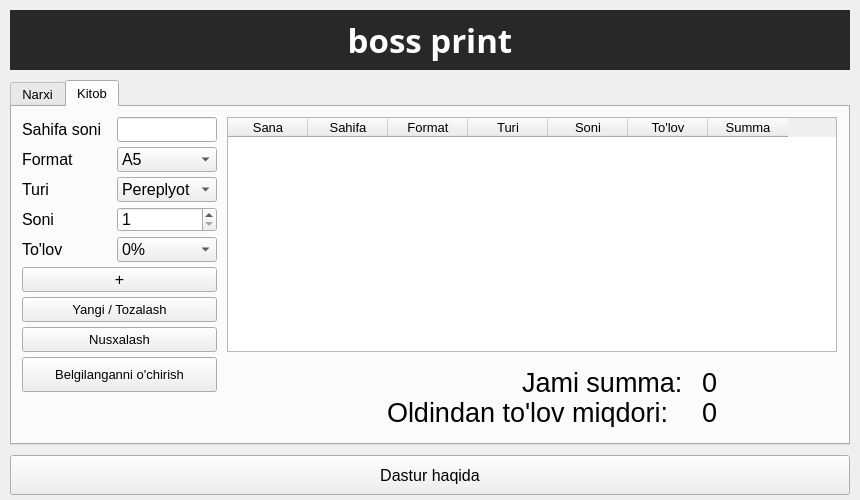
Old version of the form MainWindow3.ui in the repository Akmal1st/BossPrint.
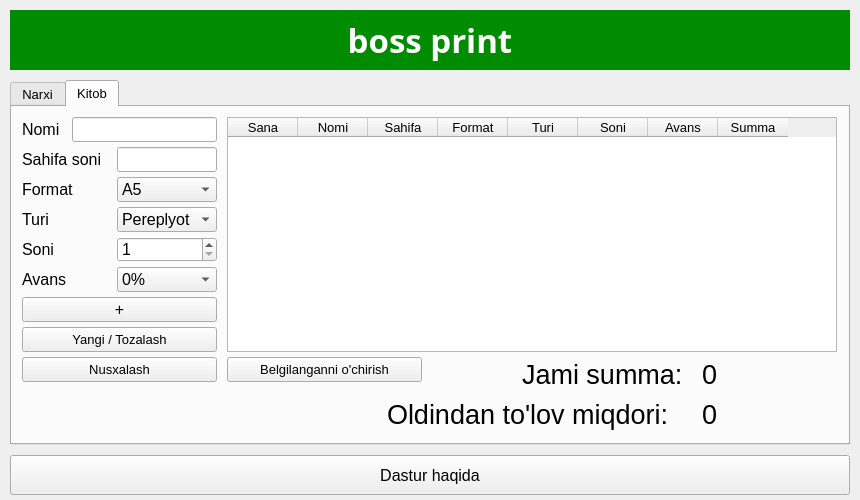
New version of the form.

Diff of the .ui file:
```diff
--- a/MainWindow3.ui
+++ b/MainWindow3.ui
@@ -79,7 +79,7 @@
    </property>
    <property name="styleSheet">
     <string notr="true">color: rgb(255, 255, 255);
-background-color: rgb(40, 40, 40);
+background-color: rgb(0, 140, 0);
 </string>
    </property>
    <property name="text">
@@ -518,7 +518,7 @@
      <property name="geometry">
       <rect>
        <x>10</x>
-       <y>40</y>
+       <y>70</y>
        <width>85</width>
        <height>25</height>
       </rect>
@@ -539,7 +539,7 @@
      <property name="geometry">
       <rect>
        <x>105</x>
-       <y>40</y>
+       <y>70</y>
        <width>100</width>
        <height>25</height>
       </rect>
@@ -573,7 +573,7 @@
      <property name="geometry">
       <rect>
        <x>10</x>
-       <y>70</y>
+       <y>100</y>
        <width>85</width>
        <height>25</height>
       </rect>
@@ -594,7 +594,7 @@
      <property name="geometry">
       <rect>
        <x>105</x>
-       <y>70</y>
+       <y>100</y>
        <width>100</width>
        <height>25</height>
       </rect>
@@ -622,7 +622,7 @@
      <property name="geometry">
       <rect>
        <x>10</x>
-       <y>100</y>
+       <y>130</y>
        <width>85</width>
        <height>25</height>
       </rect>
@@ -643,7 +643,7 @@
      <property name="geometry">
       <rect>
        <x>105</x>
-       <y>100</y>
+       <y>130</y>
        <width>100</width>
        <height>25</height>
       </rect>
@@ -670,7 +670,7 @@
      <property name="geometry">
       <rect>
        <x>10</x>
-       <y>160</y>
+       <y>190</y>
        <width>195</width>
        <height>25</height>
       </rect>
@@ -691,7 +691,7 @@
      <property name="geometry">
       <rect>
        <x>10</x>
-       <y>190</y>
+       <y>220</y>
        <width>195</width>
        <height>25</height>
       </rect>
@@ -715,7 +715,7 @@
      <property name="geometry">
       <rect>
        <x>105</x>
-       <y>130</y>
+       <y>160</y>
        <width>100</width>
        <height>25</height>
       </rect>
@@ -758,7 +758,7 @@
      <property name="geometry">
       <rect>
        <x>10</x>
-       <y>130</y>
+       <y>160</y>
        <width>85</width>
        <height>25</height>
       </rect>
@@ -772,7 +772,7 @@
       </font>
      </property>
      <property name="text">
-      <string>To'lov</string>
+      <string>Avans</string>
      </property>
     </widget>
     <widget class="QTableWidget" name="jadval">
@@ -795,17 +795,22 @@
      <attribute name="horizontalHeaderCascadingSectionResizes">
       <bool>true</bool>
      </attribute>
+     <attribute name="horizontalHeaderDefaultSectionSize">
+      <number>70</number>
+     </attribute>
      <attribute name="horizontalHeaderMinimumSectionSize">
       <number>60</number>
      </attribute>
-     <attribute name="horizontalHeaderDefaultSectionSize">
-      <number>80</number>
-     </attribute>
      <column>
       <property name="text">
        <string>Sana</string>
       </property>
      </column>
+     <column>
+      <property name="text">
+       <string>Nomi</string>
+      </property>
+     </column>
      <column>
       <property name="text">
        <string>Sahifa</string>
@@ -828,7 +833,7 @@
      </column>
      <column>
       <property name="text">
-       <string>To'lov</string>
+       <string>Avans</string>
       </property>
      </column>
      <column>
@@ -841,7 +846,7 @@
      <property name="geometry">
       <rect>
        <x>105</x>
-       <y>10</y>
+       <y>40</y>
        <width>100</width>
        <height>25</height>
       </rect>
@@ -876,7 +881,7 @@
      <property name="geometry">
       <rect>
        <x>10</x>
-       <y>220</y>
+       <y>250</y>
        <width>195</width>
        <height>25</height>
       </rect>
@@ -906,7 +911,7 @@
      <property name="geometry">
       <rect>
        <x>10</x>
-       <y>10</y>
+       <y>40</y>
        <width>85</width>
        <height>25</height>
       </rect>
@@ -936,9 +941,9 @@
      <property name="geometry">
       <rect>
        <x>510</x>
-       <y>260</y>
+       <y>250</y>
        <width>160</width>
-       <height>30</height>
+       <height>35</height>
       </rect>
      </property>
      <property name="font">
@@ -957,9 +962,9 @@
      <property name="geometry">
       <rect>
        <x>690</x>
-       <y>260</y>
+       <y>250</y>
        <width>130</width>
-       <height>30</height>
+       <height>35</height>
       </rect>
      </property>
      <property name="font">
@@ -980,7 +985,7 @@
        <x>375</x>
        <y>290</y>
        <width>295</width>
-       <height>30</height>
+       <height>35</height>
       </rect>
      </property>
      <property name="font">
@@ -1001,7 +1006,7 @@
        <x>690</x>
        <y>290</y>
        <width>130</width>
-       <height>30</height>
+       <height>35</height>
       </rect>
      </property>
      <property name="font">
@@ -1019,16 +1024,54 @@
     <widget class="QPushButton" name="btnRemove">
      <property name="geometry">
       <rect>
-       <x>10</x>
+       <x>215</x>
        <y>250</y>
        <width>195</width>
-       <height>35</height>
+       <height>25</height>
       </rect>
      </property>
+     <property name="styleSheet">
+      <string notr="true"/>
+     </property>
      <property name="text">
       <string>Belgilanganni o'chirish</string>
      </property>
     </widget>
+    <widget class="QLabel" name="label_15">
+     <property name="geometry">
+      <rect>
+       <x>10</x>
+       <y>10</y>
+       <width>45</width>
+       <height>25</height>
+      </rect>
+     </property>
+     <property name="font">
+      <font>
+       <pointsize>12</pointsize>
+      </font>
+     </property>
+     <property name="text">
+      <string>Nomi</string>
+     </property>
+    </widget>
+    <widget class="QLineEdit" name="dataName">
+     <property name="geometry">
+      <rect>
+       <x>60</x>
+       <y>10</y>
+       <width>145</width>
+       <height>25</height>
+      </rect>
+     </property>
+     <property name="font">
+      <font>
+       <pointsize>12</pointsize>
+       <weight>75</weight>
+       <bold>true</bold>
+      </font>
+     </property>
+    </widget>
    </widget>
   </widget>
   <widget class="QPushButton" name="btnAbout">
```
Left out of the diff: 16 changed lines with no effect on the pictures.
